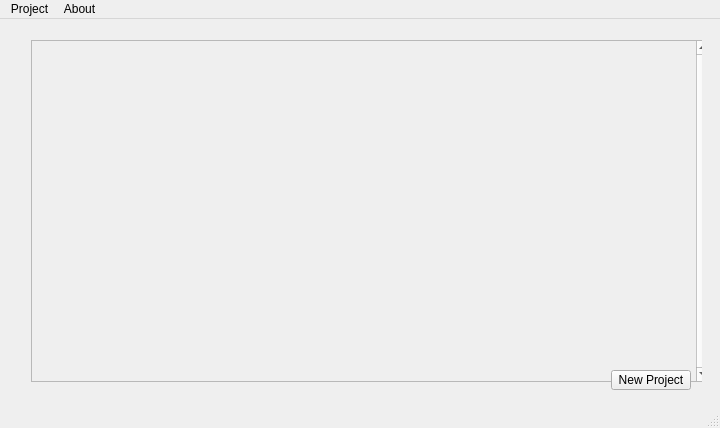
This is ui/TimeTrackingApp.ui in aseiis/epochplusplus as Qt 5 draws it before an edit. The edited form follows.
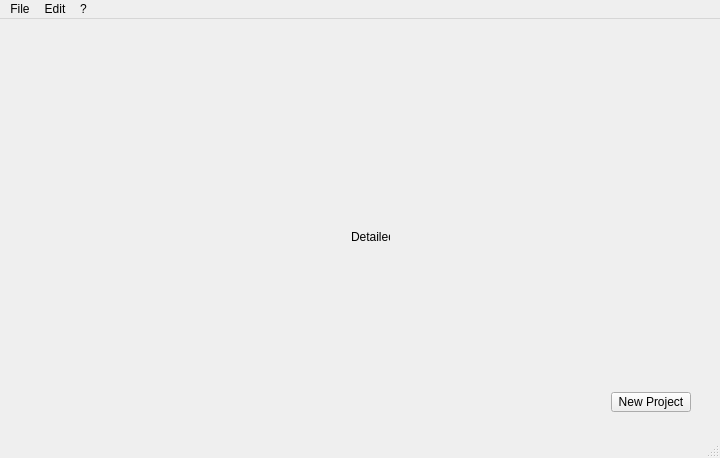
This is the edited form. The open tabs and pages were chosen to show the change.

Commit message:
[feat]: project card details design
Added the design and assets for an expandable part of the ProjectWidget, responsible for the display of stats as well as edition features. TODO: implement data dynamically and continue working on features listed by the ui

```diff
--- a/ui/TimeTrackingApp.ui
+++ b/ui/TimeTrackingApp.ui
@@ -7,7 +7,7 @@
     <x>0</x>
     <y>0</y>
     <width>720</width>
-    <height>428</height>
+    <height>458</height>
    </rect>
   </property>
   <property name="sizePolicy">
@@ -38,12 +38,25 @@
       <x>20</x>
       <y>10</y>
       <width>682</width>
-      <height>372</height>
+      <height>394</height>
      </rect>
     </property>
     <layout class="QVBoxLayout" name="verticalLayout">
      <item>
+      <widget class="QStackedWidget" name="stackedWidget">
+       <property name="currentIndex">
+        <number>0</number>
+       </property>
+       <widget class="QWidget" name="page">
       <widget class="QScrollArea" name="projectsScrollArea">
+         <property name="geometry">
+          <rect>
+           <x>0</x>
+           <y>0</y>
+           <width>680</width>
+           <height>342</height>
+          </rect>
+         </property>
        <property name="sizePolicy">
         <sizepolicy hsizetype="Minimum" vsizetype="Expanding">
          <horstretch>0</horstretch>
@@ -82,6 +95,23 @@
         </property>
        </widget>
       </widget>
+       </widget>
+       <widget class="QWidget" name="page_2">
+        <widget class="QLabel" name="label">
+         <property name="geometry">
+          <rect>
+           <x>320</x>
+           <y>190</y>
+           <width>39</width>
+           <height>13</height>
+          </rect>
+         </property>
+         <property name="text">
+          <string>Detailed</string>
+         </property>
+        </widget>
+       </widget>
+      </widget>
      </item>
      <item>
       <layout class="QHBoxLayout" name="horizontalLayout">
@@ -132,7 +162,7 @@
    </property>
    <widget class="QMenu" name="menuFile">
     <property name="title">
-     <string>Project</string>
+     <string>File</string>
     </property>
     <addaction name="actionNew"/>
     <addaction name="actionLoad"/>
@@ -140,11 +170,20 @@
    </widget>
    <widget class="QMenu" name="menuAbout">
     <property name="title">
-     <string>About</string>
+     <string>Edit</string>
     </property>
+    <addaction name="actionEpoch"/>
+   </widget>
+   <widget class="QMenu" name="menu">
+    <property name="title">
+     <string>?</string>
+    </property>
+    <addaction name="actionAbout"/>
+    <addaction name="actionHelp"/>
    </widget>
    <addaction name="menuFile"/>
    <addaction name="menuAbout"/>
+   <addaction name="menu"/>
   </widget>
   <action name="actionNew">
    <property name="text">
```
Left out of the diff: 17 changed lines with no effect on the pictures. Lines whose indentation alone changed are shown as unchanged. The commit also changes 10 other files.
